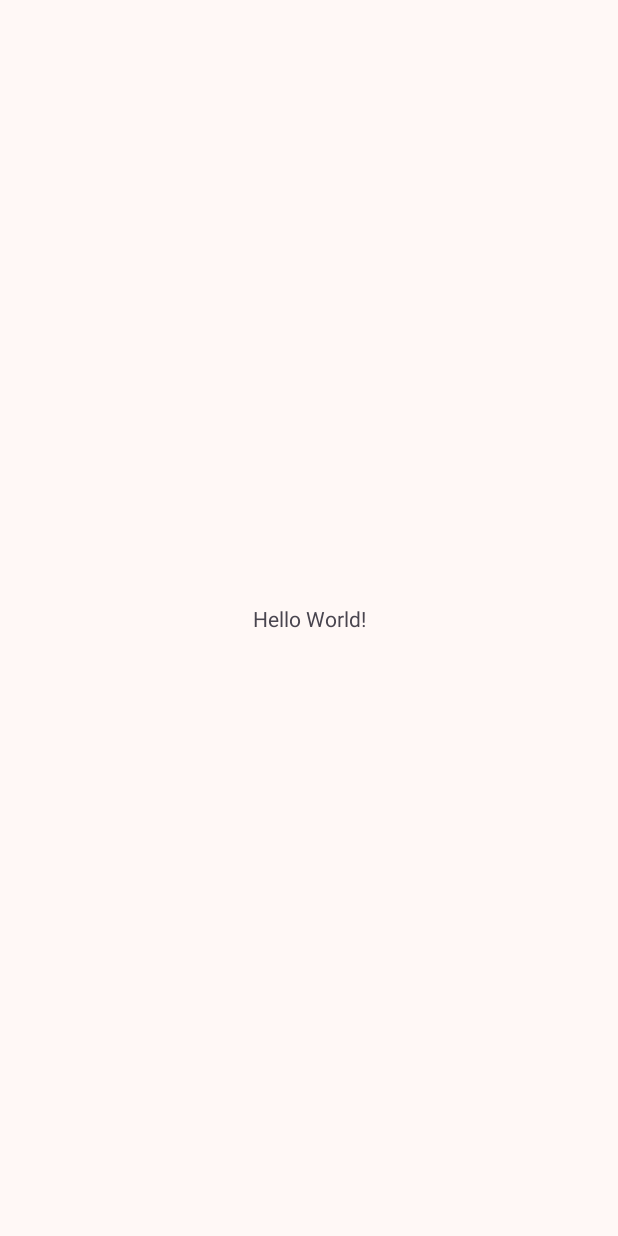
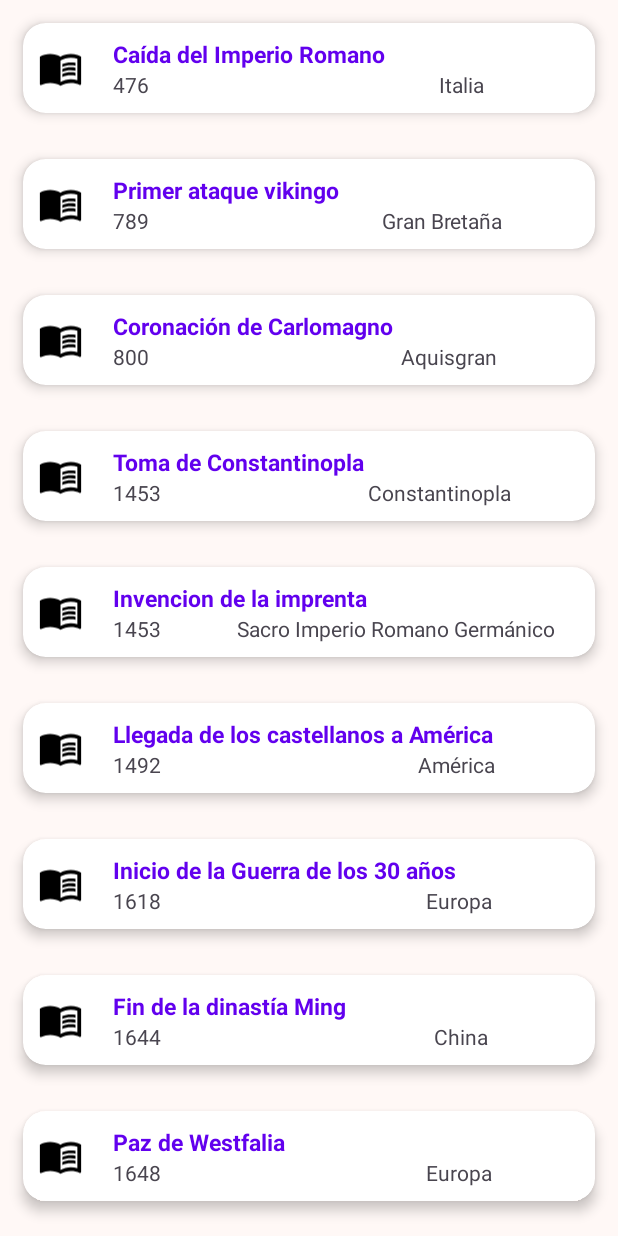
Before and after one commit to RygoDc/GameHRApp, an Android app: the screen it shows after launch (MainActivity), on a phone screen of 412 x 824 dp. Before the commit the screen is almost empty. Run offline under Robolectric (Android 15) with nearby library versions, the phone set to English and light mode, and no system bars.

```diff
--- /dev/null
+++ b/app/src/main/java/com/rygodc/historicalrecycler/HistoricEventModel.java
@@ -0,0 +1,26 @@
+package com.rygodc.historicalrecycler;
+
+public class HistoricEventModel {
+
+    public String eventName;
+    public String eventDate;
+    public String eventLocation;
+
+    public HistoricEventModel(String eventName, String eventDate, String eventLocation) {
+        this.eventName = eventName;
+        this.eventDate = eventDate;
+        this.eventLocation = eventLocation;
+    }
+
+    public String getEventName() {
+        return eventName;
+    }
+
+    public String getEventDate() {
+        return eventDate;
+    }
+
+    public String getEventLocation() {
+        return eventLocation;
+    }
+}
--- /dev/null
+++ b/app/src/main/java/com/rygodc/historicalrecycler/HistoricEventRVAdapter.java
@@ -0,0 +1,90 @@
+package com.rygodc.historicalrecycler;
+
+import android.content.Context;
+import android.content.DialogInterface;
+import android.view.LayoutInflater;
+import android.view.View;
+import android.view.ViewGroup;
+import android.widget.TextView;
+
+import androidx.annotation.NonNull;
+import androidx.recyclerview.widget.RecyclerView;
+
+import com.google.android.material.dialog.MaterialAlertDialogBuilder;
+
+import java.util.ArrayList;
+
+public class HistoricEventRVAdapter extends RecyclerView.Adapter<HistoricEventRVAdapter.MyViewHolder> {
+
+    Context context;
+    ArrayList<HistoricEventModel> historicEventsModel;
+
+    public HistoricEventRVAdapter(Context context, ArrayList<HistoricEventModel> historicEventsModel) {
+        this.context = context;
+        this.historicEventsModel = historicEventsModel;
+    }
+
+
+    @NonNull
+    @Override
+    public MyViewHolder onCreateViewHolder(@NonNull ViewGroup parent, int viewType) {
+        LayoutInflater inflater = LayoutInflater.from(context);
+        View view = inflater.inflate(R.layout.cv_row, parent, false);
+        return new HistoricEventRVAdapter.MyViewHolder(view);
+    }
+
+    @Override
+    public void onBindViewHolder(@NonNull HistoricEventRVAdapter.MyViewHolder holder, int position) {
+        String eventNames = historicEventsModel.get(position).getEventName();
+        String eventDates = historicEventsModel.get(position).getEventDate();
+        String eventLocations = historicEventsModel.get(position).getEventLocation();
+
+        holder.tvEventName.setText(eventNames);
+        holder.tvEventDate.setText(eventDates);
+        holder.tvEventLocation.setText(eventLocations);
+
+        holder.itemView.setOnClickListener(new View.OnClickListener() {
+            @Override
+            public void onClick(View view) {
+                MaterialAlertDialogBuilder materialAlertDialogBuilder = new MaterialAlertDialogBuilder(context)
+                        .setIcon(R.drawable.book_logo)
+                        .setTitle(eventNames)
+                        .setMessage("Este evento sucedio en " + eventDates + " en " + eventLocations + " es correcto?")
+                        .setPositiveButton("Si", new DialogInterface.OnClickListener() {
+                            @Override
+                            public void onClick(DialogInterface dialogInterface, int i) {
+
+                            }
+                        })
+                        .setNegativeButton("Incorrecto", new DialogInterface.OnClickListener() {
+                            @Override
+                            public void onClick(DialogInterface dialogInterface, int i) {
+
+                            }
+                        });
+                materialAlertDialogBuilder.show();
+            }
+        });
+    }
+
+
+
+
+    @Override
+    public int getItemCount() {
+        return historicEventsModel.size();
+    }
+
+    public class MyViewHolder extends RecyclerView.ViewHolder {
+
+        TextView tvEventName, tvEventDate, tvEventLocation;
+
+
+        public MyViewHolder(@NonNull View itemView) {
+            super(itemView);
+            tvEventName = itemView.findViewById(R.id.eventName);
+            tvEventDate = itemView.findViewById(R.id.eventDate);
+            tvEventLocation = itemView.findViewById(R.id.eventLocation);
+        }
+    }
+}
--- a/app/src/main/java/com/rygodc/historicalrecycler/MainActivity.java
+++ b/app/src/main/java/com/rygodc/historicalrecycler/MainActivity.java
@@ -7,8 +7,14 @@ import androidx.appcompat.app.AppCompatActivity;
 import androidx.core.graphics.Insets;
 import androidx.core.view.ViewCompat;
 import androidx.core.view.WindowInsetsCompat;
+import androidx.recyclerview.widget.LinearLayoutManager;
+import androidx.recyclerview.widget.RecyclerView;
+
+import java.util.ArrayList;
 
 public class MainActivity extends AppCompatActivity {
+
+    ArrayList<HistoricEventModel> historicEvents = new ArrayList<>();
 
     @Override
     protected void onCreate(Bundle savedInstanceState) {
@@ -20,5 +26,22 @@ public class MainActivity extends AppCompatActivity {
             v.setPadding(systemBars.left, systemBars.top, systemBars.right, systemBars.bottom);
             return insets;
         });
+
+        RecyclerView historyRecyclerView = findViewById(R.id.recyclerViewHistoricEvents);
+        setHitoricEvents();
+        HistoricEventRVAdapter adapter = new HistoricEventRVAdapter(this, historicEvents);
+        historyRecyclerView.setAdapter(adapter);
+        historyRecyclerView.setLayoutManager(new LinearLayoutManager(this));
     }
+
+    private void setHitoricEvents(){
+        String [] eventNames = getResources().getStringArray(R.array.historic_event_names);
+        String [] eventDates = getResources().getStringArray(R.array.historic_event_dates);
+        String [] eventLocations = getResources().getStringArray(R.array.historic_event_locations);
+
+        for (int i = 0; i < eventNames.length; i++) {
+            historicEvents.add(new HistoricEventModel(eventNames[i], eventDates[i], eventLocations[i]));
+        }
+    }
+
 }
--- a/app/src/main/res/layout/activity_main.xml
+++ b/app/src/main/res/layout/activity_main.xml
@@ -7,13 +7,15 @@
     android:layout_height="match_parent"
     tools:context=".MainActivity">
 
-    <TextView
-        android:layout_width="wrap_content"
-        android:layout_height="wrap_content"
-        android:text="Hello World!"
+    <androidx.recyclerview.widget.RecyclerView
+        android:id="@+id/recyclerViewHistoricEvents"
+        app:layout_constraintTop_toTopOf="parent"
         app:layout_constraintBottom_toBottomOf="parent"
+        app:layout_constraintStart_toStartOf="parent"
         app:layout_constraintEnd_toEndOf="parent"
-        app:layout_constraintStart_toStartOf="parent"
-        app:layout_constraintTop_toTopOf="parent" />
+        android:layout_width="match_parent"
+        android:layout_height="match_parent">
+
+    </androidx.recyclerview.widget.RecyclerView>
 
 </androidx.constraintlayout.widget.ConstraintLayout>
--- a/app/src/main/res/layout/cv_row.xml
+++ b/app/src/main/res/layout/cv_row.xml
@@ -2,7 +2,7 @@
 <androidx.constraintlayout.widget.ConstraintLayout xmlns:android="http://schemas.android.com/apk/res/android"
     xmlns:tools="http://schemas.android.com/tools"
     android:layout_width="match_parent"
-    android:layout_height="match_parent"
+    android:layout_height="wrap_content"
     xmlns:app="http://schemas.android.com/apk/res-auto">
 
     <androidx.cardview.widget.CardView
@@ -14,7 +14,6 @@
         app:layout_constraintStart_toStartOf="parent"
         app:layout_constraintEnd_toEndOf="parent"
         android:layout_margin="15dp"
-        android:backgroundTint="@color/design_default_color_primary"
         app:cardCornerRadius="15dp"
         app:cardElevation="5dp"
 
@@ -29,7 +28,7 @@
                 android:id="@+id/eventImagen"
                 android:layout_width="80dp"
                 android:layout_height="match_parent"
-                tools:srcCompat="@drawable/book_logo"
+                android:src="@drawable/book_logo"
                 android:layout_weight="1"
                 android:layout_margin="10dp"/>
 
@@ -46,7 +45,10 @@
                     android:layout_height="wrap_content"
                     android:text="Evento Historico"
                     android:textSize="15dp"
-                    android:gravity="start"/>
+                    android:textStyle="bold"
+                    android:gravity="start"
+                    android:textColor="@color/design_default_color_primary"
+                    />
 
                 <LinearLayout
                     android:layout_width="match_parent"
@@ -61,7 +63,7 @@
                         android:text="1500" />
 
                     <TextView
-                        android:id="@+id/eventInfo"
+                        android:id="@+id/eventLocation"
                         android:layout_width="wrap_content"
                         android:layout_height="wrap_content"
                         android:layout_weight="1"
--- a/app/src/main/res/values/strings.xml
+++ b/app/src/main/res/values/strings.xml
@@ -1,3 +1,54 @@
 <resources>
     <string name="app_name">HistoricalRecycler</string>
+    <string-array name="historic_event_names">
+        <item>Caída del Imperio Romano</item>
+        <item>Primer ataque vikingo</item>
+        <item>Coronación de Carlomagno</item>
+        <item>Toma de Constantinopla</item>
+        <item>Invencion de la imprenta</item>
+        <item>Llegada de los castellanos a América</item>
+        <item>Inicio de la Guerra de los 30 años</item>
+        <item>Fin de la dinastía Ming</item>
+        <item>Paz de Westfalia</item>
+        <item>Independencia de las 13 colonias</item>
+        <item>Revolucion francesa</item>
+        <item>Congreso de viena</item>
+        <item>Comuna de Pais</item>
+        <item>Revolucion Rusa</item>
+        <item>Atentado de las torres gemelas</item>
+    </string-array>
+    <string-array name="historic_event_dates">
+        <item>476</item>
+        <item>789</item>
+        <item>800</item>
+        <item>1453</item>
+        <item>1453</item>
+        <item>1492</item>
+        <item>1618</item>
+        <item>1644</item>
+        <item>1648</item>
+        <item>1776</item>
+        <item>1789</item>
+        <item>1814</item>
+        <item>1871</item>
+        <item>1917</item>
+        <item>2001</item>
+    </string-array>
+    <string-array name="historic_event_locations">
+        <item>Italia</item>
+        <item>Gran Bretaña</item>
+        <item>Aquisgran</item>
+        <item>Constantinopla</item>
+        <item>Sacro Imperio Romano Germánico</item>
+        <item>América</item>
+        <item>Europa</item>
+        <item>China</item>
+        <item>Europa</item>
+        <item>América</item>
+        <item>Francia</item>
+        <item>Viena</item>
+        <item>Paris</item>
+        <item>Rusia</item>
+        <item>Estados Unidos</item>
+    </string-array>
 </resources>
```
